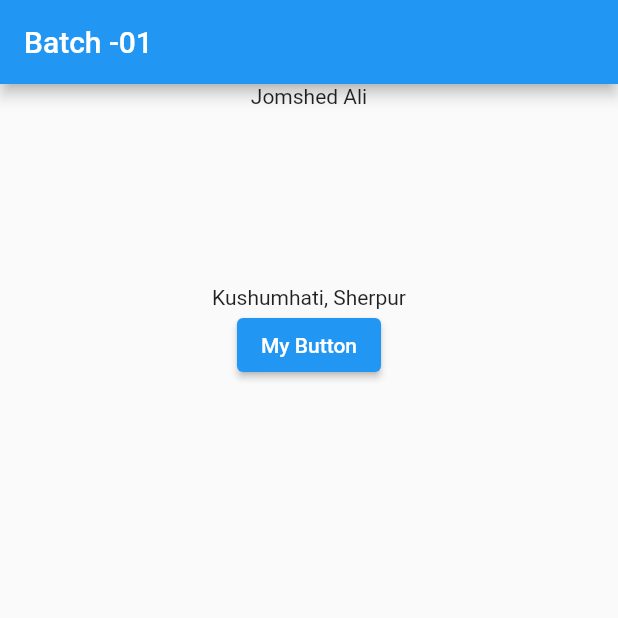
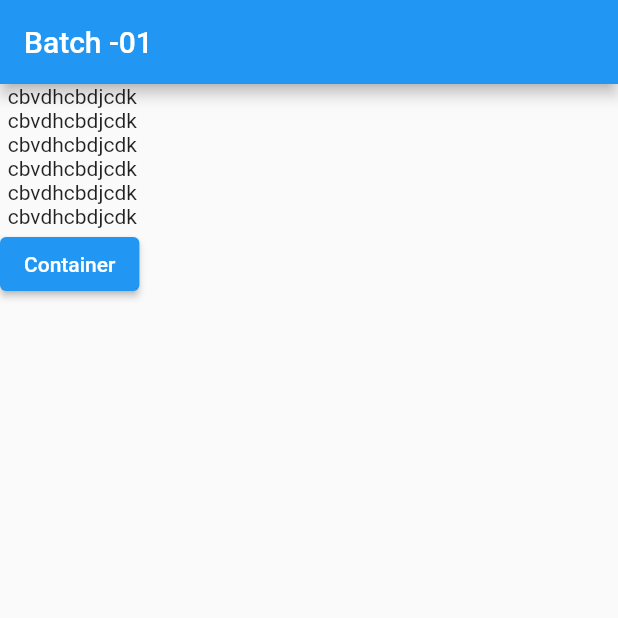
Before and after one commit to jihanislam007/ict_appdevelopment_batch_1, a Flutter app: the screen it shows after launch, on a phone screen of 412 x 824 dp, the top half of it. Run offline on Flutter 3.47's test engine with Material 2 defaults, Android fonts, the phone set to English and light mode, and no system bars.

Commit message:
Class 15/9

```diff
--- /dev/null
+++ b/lib/Dashboard.dart
@@ -0,0 +1,37 @@
+import 'package:flutter/material.dart';
+
+import 'Containers.dart';
+
+class Dashboard extends StatelessWidget {
+  @override
+  Widget build(BuildContext context) {
+    return Scaffold(
+        appBar: AppBar(
+          title: Text("Batch -01"),
+        ),
+        body: SafeArea(
+          child: Column(
+            children: [
+              Text(" cbvdhcbdjcdk"),
+              Text(" cbvdhcbdjcdk"),
+              Text(" cbvdhcbdjcdk"),
+              Text(" cbvdhcbdjcdk"),
+              Text(" cbvdhcbdjcdk"),
+              Text(" cbvdhcbdjcdk"),
+
+              ElevatedButton(
+                  onPressed: (){
+                Navigator.push(context, MaterialPageRoute(builder: (context) => Containers()));
+              }, child: Text("Container"))
+
+
+
+            ],
+          ),
+        ),
+
+
+
+    );
+  }
+}
--- a/lib/jomshedAli.dart
+++ /dev/null
@@ -1,38 +0,0 @@
-import 'package:flutter/material.dart';
-
-import 'Containrs.dart';
-
-class jomshedAli extends StatelessWidget {
-  @override
-  Widget build(BuildContext context) {
-    return Scaffold(
-        appBar: AppBar(
-          title: Text("Batch -01"),
-        ),
-        body: SafeArea(
-            child: Column(
-          //mainAxisAlignment: MainAxisAlignment.center,
-          children: [
-
-            Text("Jomshed Ali"),
-
-            Padding(
-              padding: const EdgeInsets.only(top: 118),
-              child: Text("Kushumhati, Sherpur"),
-            ),
-            //SizedBox(height: 300,),
-            Center(
-              child: ElevatedButton(
-                  onPressed: () {
-                    //print("Pressed mee.....");
-                    Navigator.push(context,
-                        MaterialPageRoute(builder: (context) => Containers()));
-                  },
-                  child: Text("My Button")),
-            ),
-
-
-          ],
-        )));
-  }
-}
--- a/lib/main.dart
+++ b/lib/main.dart
@@ -1,7 +1,6 @@
 import 'package:flutter/material.dart';
 
-import 'jomshedAli.dart';
-
+import 'Dashboard.dart';
 
 void main() {
   runApp(MyApp());
@@ -11,7 +10,7 @@ class MyApp extends StatelessWidget {
   @override
   Widget build(BuildContext context) {
     return MaterialApp(
-      home: jomshedAli(),
+      home: Dashboard(),
     );
   }
 }
```
Also changed, not shown: lib/Containers.dart (added, +51 -0 lines), lib/Containrs.dart (deleted, +0 -14 lines).
